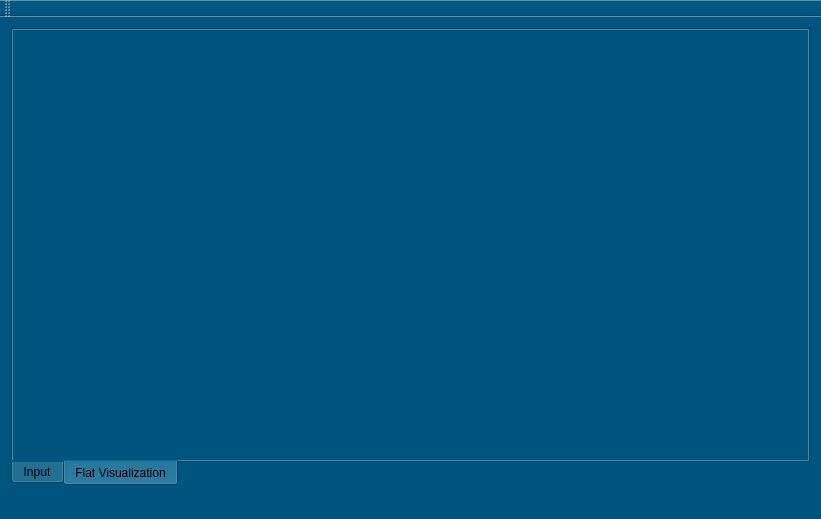
First picture: the form in rubikomo/mainwindow.ui, repository siemensmacv/rubik-teacher, before the edit.
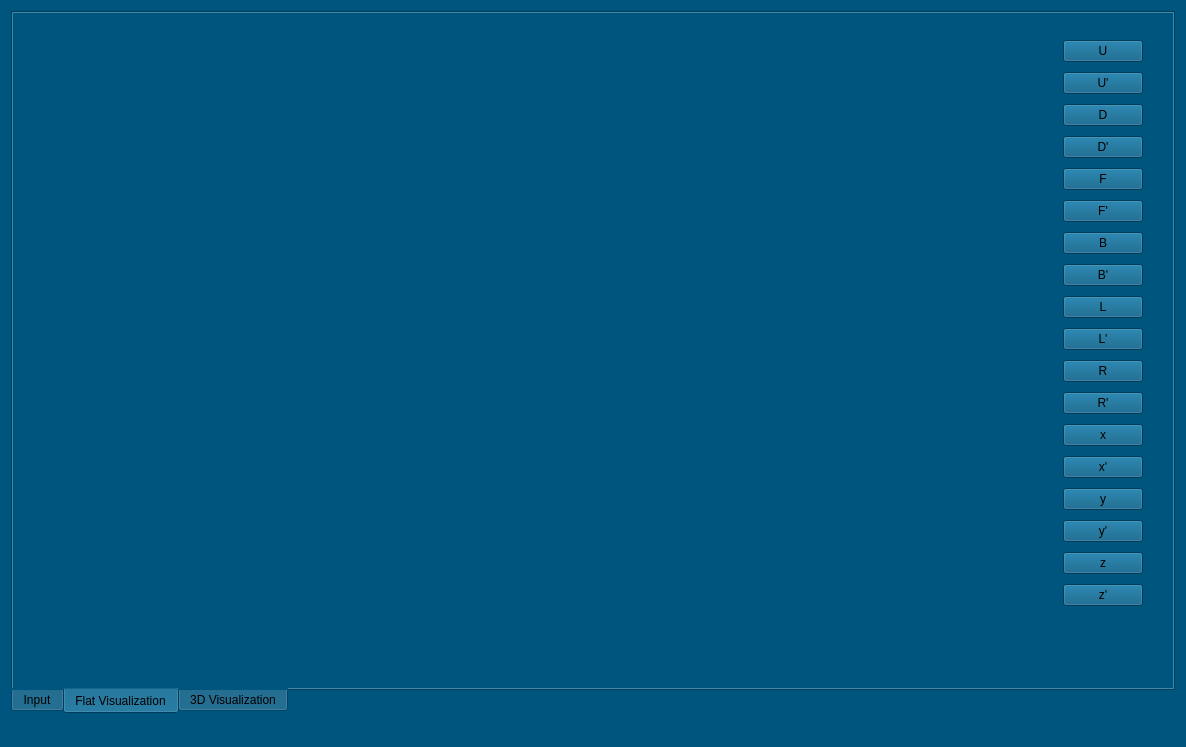
Second picture: the form after the edit.

What changed in the file:
```diff
--- a/rubikomo/mainwindow.ui
+++ b/rubikomo/mainwindow.ui
@@ -6,8 +6,8 @@
    <rect>
     <x>0</x>
     <y>0</y>
-    <width>821</width>
-    <height>519</height>
+    <width>1186</width>
+    <height>747</height>
    </rect>
   </property>
   <property name="windowTitle">
@@ -150,6 +150,550 @@
        <attribute name="title">
         <string>Flat Visualization</string>
        </attribute>
+       <widget class="QWidget" name="horizontalLayoutWidget_2">
+        <property name="geometry">
+         <rect>
+          <x>20</x>
+          <y>10</y>
+          <width>1121</width>
+          <height>610</height>
+         </rect>
+        </property>
+        <layout class="QHBoxLayout" name="horizontalLayout" stretch="1,0,0">
+         <item>
+          <layout class="QGridLayout" name="gridLayout_2">
+           <property name="sizeConstraint">
+            <enum>QLayout::SetDefaultConstraint</enum>
+           </property>
+          </layout>
+         </item>
+         <item>
+          <spacer name="horizontalSpacer">
+           <property name="orientation">
+            <enum>Qt::Horizontal</enum>
+           </property>
+           <property name="sizeHint" stdset="0">
+            <size>
+             <width>40</width>
+             <height>20</height>
+            </size>
+           </property>
+          </spacer>
+         </item>
+         <item>
+          <layout class="QVBoxLayout" name="verticalLayout">
+           <property name="spacing">
+            <number>4</number>
+           </property>
+           <item>
+            <widget class="QPushButton" name="pushButton">
+             <property name="sizePolicy">
+              <sizepolicy hsizetype="Maximum" vsizetype="Fixed">
+               <horstretch>0</horstretch>
+               <verstretch>0</verstretch>
+              </sizepolicy>
+             </property>
+             <property name="text">
+              <string>U</string>
+             </property>
+            </widget>
+           </item>
+           <item>
+            <widget class="QPushButton" name="pushButton_2">
+             <property name="sizePolicy">
+              <sizepolicy hsizetype="Maximum" vsizetype="Fixed">
+               <horstretch>0</horstretch>
+               <verstretch>0</verstretch>
+              </sizepolicy>
+             </property>
+             <property name="text">
+              <string>U'</string>
+             </property>
+            </widget>
+           </item>
+           <item>
+            <widget class="QPushButton" name="pushButton_3">
+             <property name="sizePolicy">
+              <sizepolicy hsizetype="Maximum" vsizetype="Fixed">
+               <horstretch>0</horstretch>
+               <verstretch>0</verstretch>
+              </sizepolicy>
+             </property>
+             <property name="text">
+              <string>D</string>
+             </property>
+            </widget>
+           </item>
+           <item>
+            <widget class="QPushButton" name="pushButton_4">
+             <property name="sizePolicy">
+              <sizepolicy hsizetype="Maximum" vsizetype="Fixed">
+               <horstretch>0</horstretch>
+               <verstretch>0</verstretch>
+              </sizepolicy>
+             </property>
+             <property name="text">
+              <string>D'</string>
+             </property>
+            </widget>
+           </item>
+           <item>
+            <widget class="QPushButton" name="pushButton_5">
+             <property name="sizePolicy">
+              <sizepolicy hsizetype="Maximum" vsizetype="Fixed">
+               <horstretch>0</horstretch>
+               <verstretch>0</verstretch>
+              </sizepolicy>
+             </property>
+             <property name="text">
+              <string>F</string>
+             </property>
+            </widget>
+           </item>
+           <item>
+            <widget class="QPushButton" name="pushButton_6">
+             <property name="sizePolicy">
+              <sizepolicy hsizetype="Maximum" vsizetype="Fixed">
+               <horstretch>0</horstretch>
+               <verstretch>0</verstretch>
+              </sizepolicy>
+             </property>
+             <property name="text">
+              <string>F'</string>
+             </property>
+            </widget>
+           </item>
+           <item>
+            <widget class="QPushButton" name="pushButton_7">
+             <property name="sizePolicy">
+              <sizepolicy hsizetype="Maximum" vsizetype="Fixed">
+               <horstretch>0</horstretch>
+               <verstretch>0</verstretch>
+              </sizepolicy>
+             </property>
+             <property name="text">
+              <string>B</string>
+             </property>
+            </widget>
+           </item>
+           <item>
+            <widget class="QPushButton" name="pushButton_8">
+             <property name="sizePolicy">
+              <sizepolicy hsizetype="Maximum" vsizetype="Fixed">
+               <horstretch>0</horstretch>
+               <verstretch>0</verstretch>
+              </sizepolicy>
+             </property>
+             <property name="text">
+              <string>B'</string>
+             </property>
+            </widget>
+           </item>
+           <item>
+            <widget class="QPushButton" name="pushButton_9">
+             <property name="sizePolicy">
+              <sizepolicy hsizetype="Maximum" vsizetype="Fixed">
+               <horstretch>0</horstretch>
+               <verstretch>0</verstretch>
+              </sizepolicy>
+             </property>
+             <property name="text">
+              <string>L</string>
+             </property>
+            </widget>
+           </item>
+           <item>
+            <widget class="QPushButton" name="pushButton_10">
+             <property name="sizePolicy">
+              <sizepolicy hsizetype="Maximum" vsizetype="Fixed">
+               <horstretch>0</horstretch>
+               <verstretch>0</verstretch>
+              </sizepolicy>
+             </property>
+             <property name="text">
+              <string>L'</string>
+             </property>
+            </widget>
+           </item>
+           <item>
+            <widget class="QPushButton" name="pushButton_11">
+             <property name="sizePolicy">
+              <sizepolicy hsizetype="Maximum" vsizetype="Fixed">
+               <horstretch>0</horstretch>
+               <verstretch>0</verstretch>
+              </sizepolicy>
+             </property>
+             <property name="text">
+              <string>R</string>
+             </property>
+            </widget>
+           </item>
+           <item>
+            <widget class="QPushButton" name="pushButton_12">
+             <property name="sizePolicy">
+              <sizepolicy hsizetype="Maximum" vsizetype="Fixed">
+               <horstretch>0</horstretch>
+               <verstretch>0</verstretch>
+              </sizepolicy>
+             </property>
+             <property name="text">
+              <string>R'</string>
+             </property>
+            </widget>
+           </item>
+           <item>
+            <widget class="QPushButton" name="pushButton_13">
+             <property name="sizePolicy">
+              <sizepolicy hsizetype="Maximum" vsizetype="Fixed">
+               <horstretch>0</horstretch>
+               <verstretch>0</verstretch>
+              </sizepolicy>
+             </property>
+             <property name="text">
+              <string>x</string>
+             </property>
+            </widget>
+           </item>
+           <item>
+            <widget class="QPushButton" name="pushButton_14">
+             <property name="sizePolicy">
+              <sizepolicy hsizetype="Maximum" vsizetype="Fixed">
+               <horstretch>0</horstretch>
+               <verstretch>0</verstretch>
+              </sizepolicy>
+             </property>
+             <property name="text">
+              <string>x'</string>
+             </property>
+            </widget>
+           </item>
+           <item>
+            <widget class="QPushButton" name="pushButton_15">
+             <property name="sizePolicy">
+              <sizepolicy hsizetype="Maximum" vsizetype="Fixed">
+               <horstretch>0</horstretch>
+               <verstretch>0</verstretch>
+              </sizepolicy>
+             </property>
+             <property name="text">
+              <string>y</string>
+             </property>
+            </widget>
+           </item>
+           <item>
+            <widget class="QPushButton" name="pushButton_16">
+             <property name="sizePolicy">
+              <sizepolicy hsizetype="Maximum" vsizetype="Fixed">
+               <horstretch>0</horstretch>
+               <verstretch>0</verstretch>
+              </sizepolicy>
+             </property>
+             <property name="text">
+              <string>y'</string>
+             </property>
+            </widget>
+           </item>
+           <item>
+            <widget class="QPushButton" name="pushButton_17">
+             <property name="sizePolicy">
+              <sizepolicy hsizetype="Maximum" vsizetype="Fixed">
+               <horstretch>0</horstretch>
+               <verstretch>0</verstretch>
+              </sizepolicy>
+             </property>
+             <property name="text">
+              <string>z</string>
+             </property>
+            </widget>
+           </item>
+           <item>
+            <widget class="QPushButton" name="pushButton_18">
+             <property name="sizePolicy">
+              <sizepolicy hsizetype="Maximum" vsizetype="Fixed">
+               <horstretch>0</horstretch>
+               <verstretch>0</verstretch>
+              </sizepolicy>
+             </property>
+             <property name="text">
+              <string>z'</string>
+             </property>
+            </widget>
+           </item>
+          </layout>
+         </item>
+        </layout>
+       </widget>
+      </widget>
+      <widget class="QWidget" name="tab">
+       <attribute name="title">
+        <string>3D Visualization</string>
+       </attribute>
+       <widget class="QWidget" name="horizontalLayoutWidget_3">
+        <property name="geometry">
+         <rect>
+          <x>20</x>
+          <y>10</y>
+          <width>1121</width>
+          <height>610</height>
+         </rect>
+        </property>
+        <layout class="QHBoxLayout" name="horizontalLayout_3" stretch="1,0">
+         <property name="spacing">
+          <number>7</number>
+         </property>
+         <item>
+          <layout class="QGridLayout" name="gridLayout_3">
+           <property name="sizeConstraint">
+            <enum>QLayout::SetDefaultConstraint</enum>
+           </property>
+          </layout>
+         </item>
+         <item>
+          <layout class="QVBoxLayout" name="verticalLayout_2">
+           <property name="spacing">
+            <number>4</number>
+           </property>
+           <property name="sizeConstraint">
+            <enum>QLayout::SetDefaultConstraint</enum>
+           </property>
+           <item>
+            <widget class="QPushButton" name="pushButton_19">
+             <property name="sizePolicy">
+              <sizepolicy hsizetype="Maximum" vsizetype="Fixed">
+               <horstretch>0</horstretch>
+               <verstretch>0</verstretch>
+              </sizepolicy>
+             </property>
+             <property name="text">
+              <string>U</string>
+             </property>
+            </widget>
+           </item>
+           <item>
+            <widget class="QPushButton" name="pushButton_20">
+             <property name="sizePolicy">
+              <sizepolicy hsizetype="Maximum" vsizetype="Fixed">
+               <horstretch>0</horstretch>
+               <verstretch>0</verstretch>
+              </sizepolicy>
+             </property>
+             <property name="text">
+              <string>U'</string>
+             </property>
+            </widget>
+           </item>
+           <item>
+            <widget class="QPushButton" name="pushButton_21">
+             <property name="sizePolicy">
+              <sizepolicy hsizetype="Maximum" vsizetype="Fixed">
+               <horstretch>0</horstretch>
+               <verstretch>0</verstretch>
+              </sizepolicy>
+             </property>
+             <property name="text">
+              <string>D</string>
+             </property>
+            </widget>
+           </item>
+           <item>
+            <widget class="QPushButton" name="pushButton_22">
+             <property name="sizePolicy">
+              <sizepolicy hsizetype="Maximum" vsizetype="Fixed">
+               <horstretch>0</horstretch>
+               <verstretch>0</verstretch>
+              </sizepolicy>
+             </property>
+             <property name="text">
+              <string>D'</string>
+             </property>
+            </widget>
+           </item>
+           <item>
+            <widget class="QPushButton" name="pushButton_23">
+             <property name="sizePolicy">
+              <sizepolicy hsizetype="Maximum" vsizetype="Fixed">
+               <horstretch>0</horstretch>
+               <verstretch>0</verstretch>
+              </sizepolicy>
+             </property>
+             <property name="text">
+              <string>F</string>
+             </property>
+            </widget>
+           </item>
+           <item>
+            <widget class="QPushButton" name="pushButton_24">
+             <property name="sizePolicy">
+              <sizepolicy hsizetype="Maximum" vsizetype="Fixed">
+               <horstretch>0</horstretch>
+               <verstretch>0</verstretch>
+              </sizepolicy>
+             </property>
+             <property name="text">
+              <string>F'</string>
+             </property>
+            </widget>
+           </item>
+           <item>
+            <widget class="QPushButton" name="pushButton_25">
+             <property name="sizePolicy">
+              <sizepolicy hsizetype="Maximum" vsizetype="Fixed">
+               <horstretch>0</horstretch>
+               <verstretch>0</verstretch>
+              </sizepolicy>
+             </property>
+             <property name="text">
+              <string>B</string>
+             </property>
+            </widget>
+           </item>
+           <item>
+            <widget class="QPushButton" name="pushButton_26">
+             <property name="sizePolicy">
+              <sizepolicy hsizetype="Maximum" vsizetype="Fixed">
+               <horstretch>0</horstretch>
+               <verstretch>0</verstretch>
+              </sizepolicy>
+             </property>
+             <property name="text">
+              <string>B'</string>
+             </property>
+            </widget>
+           </item>
+           <item>
+            <widget class="QPushButton" name="pushButton_27">
+             <property name="sizePolicy">
+              <sizepolicy hsizetype="Maximum" vsizetype="Fixed">
+               <horstretch>0</horstretch>
+               <verstretch>0</verstretch>
+              </sizepolicy>
+             </property>
+             <property name="text">
+              <string>L</string>
+             </property>
+            </widget>
+           </item>
+           <item>
+            <widget class="QPushButton" name="pushButton_28">
+             <property name="sizePolicy">
+              <sizepolicy hsizetype="Maximum" vsizetype="Fixed">
+               <horstretch>0</horstretch>
+               <verstretch>0</verstretch>
+              </sizepolicy>
+             </property>
+             <property name="text">
+              <string>L'</string>
+             </property>
+            </widget>
+           </item>
+           <item>
+            <widget class="QPushButton" name="pushButton_29">
+             <property name="sizePolicy">
+              <sizepolicy hsizetype="Maximum" vsizetype="Fixed">
+               <horstretch>0</horstretch>
+               <verstretch>0</verstretch>
+              </sizepolicy>
+             </property>
+             <property name="text">
+              <string>R</string>
+             </property>
+            </widget>
+           </item>
+           <item>
+            <widget class="QPushButton" name="pushButton_30">
+             <property name="sizePolicy">
+              <sizepolicy hsizetype="Maximum" vsizetype="Fixed">
+               <horstretch>0</horstretch>
+               <verstretch>0</verstretch>
+              </sizepolicy>
+             </property>
+             <property name="text">
+              <string>R'</string>
+             </property>
+            </widget>
+           </item>
+           <item>
+            <widget class="QPushButton" name="pushButton_31">
+             <property name="sizePolicy">
+              <sizepolicy hsizetype="Maximum" vsizetype="Fixed">
+               <horstretch>0</horstretch>
+               <verstretch>0</verstretch>
+              </sizepolicy>
+             </property>
+             <property name="text">
+              <string>x</string>
+             </property>
+            </widget>
+           </item>
+           <item>
+            <widget class="QPushButton" name="pushButton_32">
+             <property name="sizePolicy">
+              <sizepolicy hsizetype="Maximum" vsizetype="Fixed">
+               <horstretch>0</horstretch>
+               <verstretch>0</verstretch>
+              </sizepolicy>
+             </property>
+             <property name="text">
+              <string>x'</string>
+             </property>
+            </widget>
+           </item>
+           <item>
+            <widget class="QPushButton" name="pushButton_33">
+             <property name="sizePolicy">
+              <sizepolicy hsizetype="Maximum" vsizetype="Fixed">
+               <horstretch>0</horstretch>
+               <verstretch>0</verstretch>
+              </sizepolicy>
+             </property>
+             <property name="text">
+              <string>y</string>
+             </property>
+            </widget>
+           </item>
+           <item>
+            <widget class="QPushButton" name="pushButton_34">
+             <property name="sizePolicy">
+              <sizepolicy hsizetype="Maximum" vsizetype="Fixed">
+               <horstretch>0</horstretch>
+               <verstretch>0</verstretch>
+              </sizepolicy>
+             </property>
+             <property name="text">
+              <string>y'</string>
+             </property>
+            </widget>
+           </item>
+           <item>
+            <widget class="QPushButton" name="pushButton_35">
+             <property name="sizePolicy">
+              <sizepolicy hsizetype="Maximum" vsizetype="Fixed">
+               <horstretch>0</horstretch>
+               <verstretch>0</verstretch>
+              </sizepolicy>
+             </property>
+             <property name="text">
+              <string>z</string>
+             </property>
+            </widget>
+           </item>
+           <item>
+            <widget class="QPushButton" name="pushButton_36">
+             <property name="sizePolicy">
+              <sizepolicy hsizetype="Maximum" vsizetype="Fixed">
+               <horstretch>0</horstretch>
+               <verstretch>0</verstretch>
+              </sizepolicy>
+             </property>
+             <property name="text">
+              <string>z'</string>
+             </property>
+            </widget>
+           </item>
+          </layout>
+         </item>
+        </layout>
+       </widget>
       </widget>
      </widget>
     </item>
@@ -165,14 +709,6 @@
     </rect>
    </property>
   </widget>
-  <widget class="QToolBar" name="mainToolBar">
-   <attribute name="toolBarArea">
-    <enum>TopToolBarArea</enum>
-   </attribute>
-   <attribute name="toolBarBreak">
-    <bool>true</bool>
-   </attribute>
-  </widget>
   <widget class="QStatusBar" name="statusBar"/>
  </widget>
  <layoutdefault spacing="6" margin="11"/>
```
Left out of the diff: 2 changed lines with no effect on the pictures.
